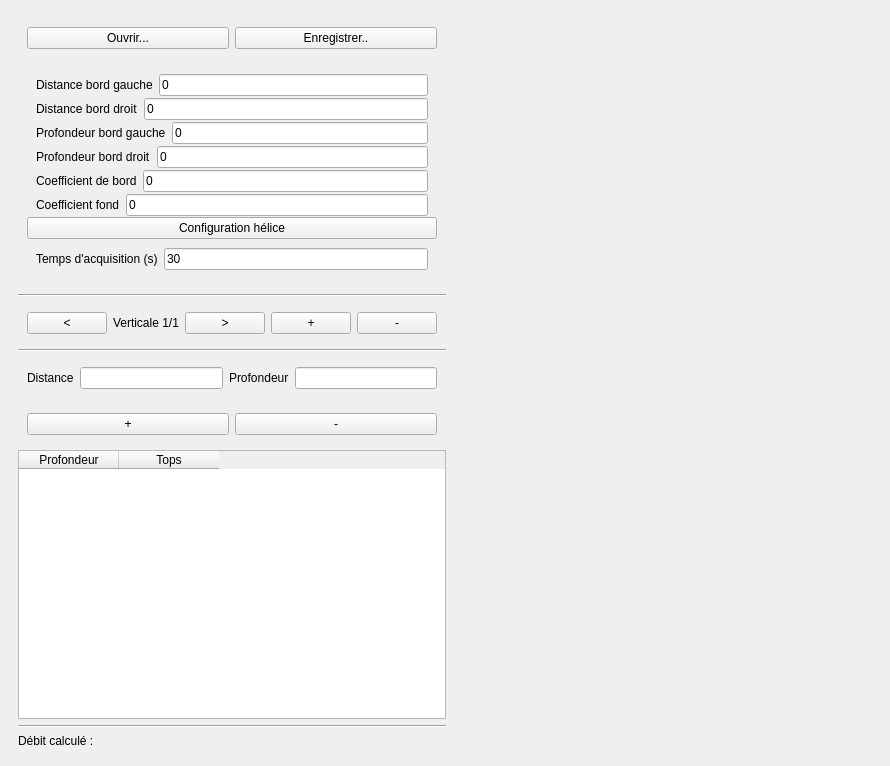
The window that mainwindow.ui (vincentheynderickx/depjau-v2) describes before a commit, drawn with Qt 5.
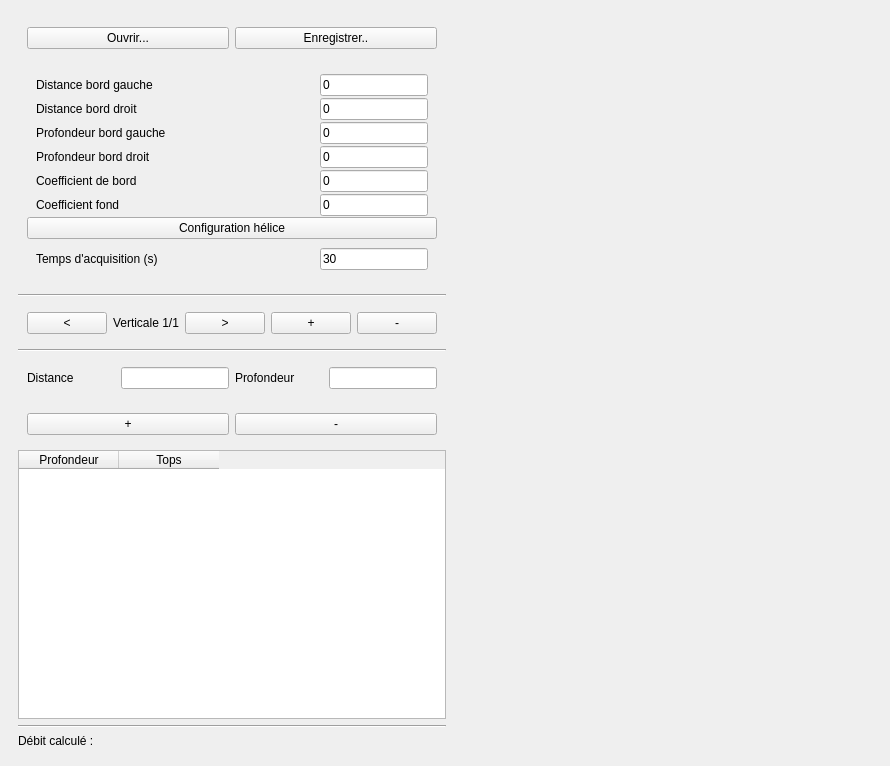
The same window after the commit. Custom widgets are drawn as their Qt base class.

What changed in the file:
```diff
--- a/mainwindow.ui
+++ b/mainwindow.ui
@@ -89,6 +89,12 @@
              </item>
              <item>
               <widget class="QLineEdit" name="input_dbgauche">
+               <property name="sizePolicy">
+                <sizepolicy hsizetype="Fixed" vsizetype="Fixed">
+                 <horstretch>0</horstretch>
+                 <verstretch>0</verstretch>
+                </sizepolicy>
+               </property>
                <property name="text">
                 <string>0</string>
                </property>
@@ -115,6 +121,12 @@
              </item>
              <item>
               <widget class="QLineEdit" name="input_dbdroit">
+               <property name="sizePolicy">
+                <sizepolicy hsizetype="Fixed" vsizetype="Fixed">
+                 <horstretch>0</horstretch>
+                 <verstretch>0</verstretch>
+                </sizepolicy>
+               </property>
                <property name="text">
                 <string>0</string>
                </property>
@@ -141,6 +153,12 @@
              </item>
              <item>
               <widget class="QLineEdit" name="input_pbgauche">
+               <property name="sizePolicy">
+                <sizepolicy hsizetype="Fixed" vsizetype="Fixed">
+                 <horstretch>0</horstretch>
+                 <verstretch>0</verstretch>
+                </sizepolicy>
+               </property>
                <property name="text">
                 <string>0</string>
                </property>
@@ -167,6 +185,12 @@
              </item>
              <item>
               <widget class="QLineEdit" name="input_pbdroit">
+               <property name="sizePolicy">
+                <sizepolicy hsizetype="Fixed" vsizetype="Fixed">
+                 <horstretch>0</horstretch>
+                 <verstretch>0</verstretch>
+                </sizepolicy>
+               </property>
                <property name="text">
                 <string>0</string>
                </property>
@@ -193,6 +217,12 @@
              </item>
              <item>
               <widget class="QLineEdit" name="input_coeff_bord">
+               <property name="sizePolicy">
+                <sizepolicy hsizetype="Fixed" vsizetype="Fixed">
+                 <horstretch>0</horstretch>
+                 <verstretch>0</verstretch>
+                </sizepolicy>
+               </property>
                <property name="text">
                 <string>0</string>
                </property>
@@ -219,6 +249,12 @@
              </item>
              <item>
               <widget class="QLineEdit" name="input_coeff_fond">
+               <property name="sizePolicy">
+                <sizepolicy hsizetype="Fixed" vsizetype="Fixed">
+                 <horstretch>0</horstretch>
+                 <verstretch>0</verstretch>
+                </sizepolicy>
+               </property>
                <property name="text">
                 <string>0</string>
                </property>
@@ -246,6 +282,12 @@
              </item>
              <item>
               <widget class="QLineEdit" name="input_temps_acq">
+               <property name="sizePolicy">
+                <sizepolicy hsizetype="Fixed" vsizetype="Fixed">
+                 <horstretch>0</horstretch>
+                 <verstretch>0</verstretch>
+                </sizepolicy>
+               </property>
                <property name="text">
                 <string>30</string>
                </property>
@@ -329,7 +371,14 @@
            </widget>
           </item>
           <item>
-           <widget class="QLineEdit" name="input_dist"/>
+           <widget class="QLineEdit" name="input_dist">
+            <property name="sizePolicy">
+             <sizepolicy hsizetype="Fixed" vsizetype="Fixed">
+              <horstretch>0</horstretch>
+              <verstretch>0</verstretch>
+             </sizepolicy>
+            </property>
+           </widget>
           </item>
           <item>
            <widget class="QLabel" name="label_prof">
@@ -339,7 +388,14 @@
            </widget>
           </item>
           <item>
-           <widget class="QLineEdit" name="input_prof"/>
+           <widget class="QLineEdit" name="input_prof">
+            <property name="sizePolicy">
+             <sizepolicy hsizetype="Fixed" vsizetype="Fixed">
+              <horstretch>0</horstretch>
+              <verstretch>0</verstretch>
+             </sizepolicy>
+            </property>
+           </widget>
           </item>
          </layout>
         </widget>
```
